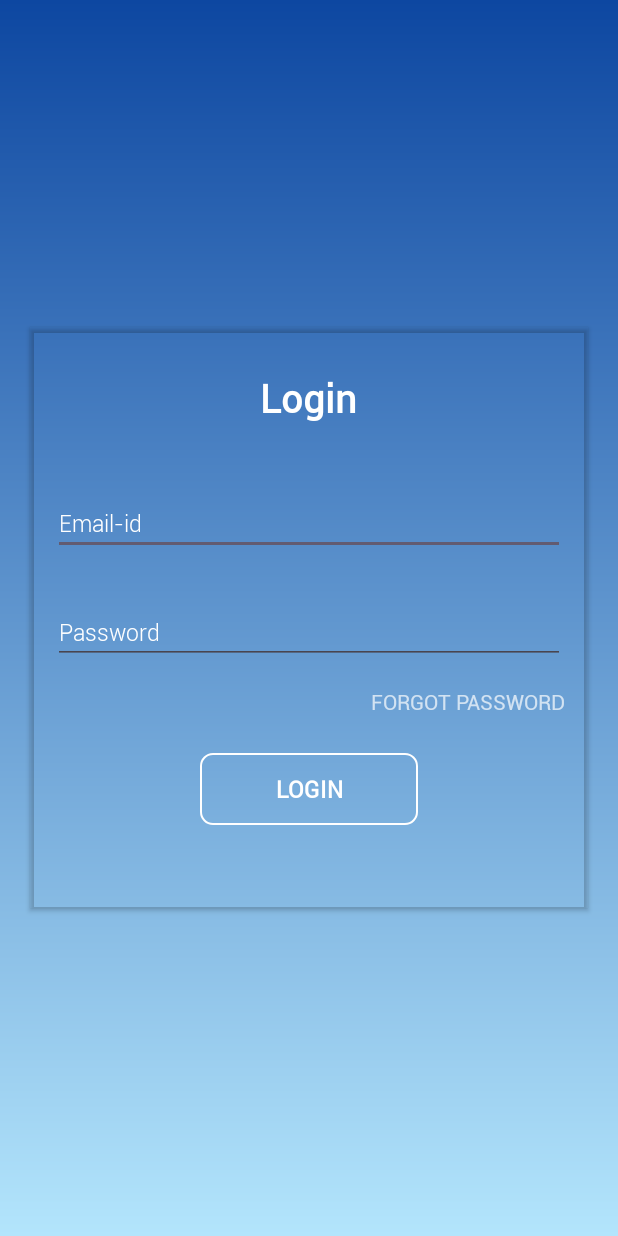
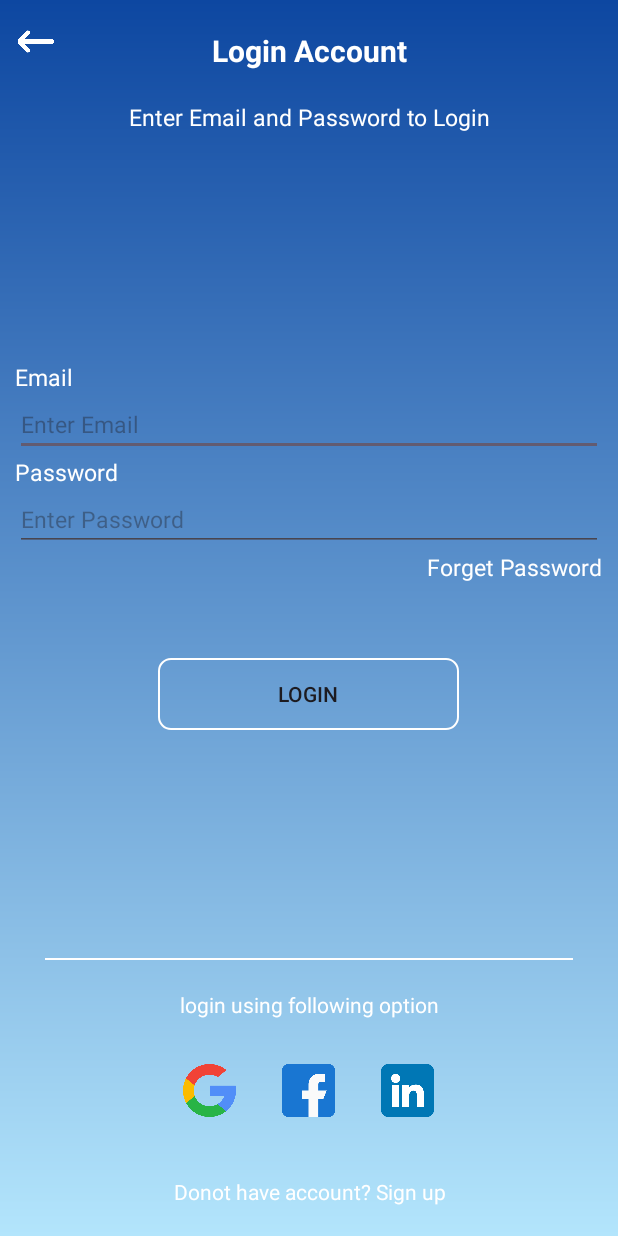
Before and after one commit to AkashKarkhal/mykoonba2, an Android app: the Loginpage screen opened directly, with no data from a screen before it, on a phone screen of 412 x 824 dp. Run offline under Robolectric (Android 15) with nearby library versions, the phone set to English and light mode, and no system bars.

Commit message:
login page and forgot password dsign created

```diff
--- a/app/src/main/AndroidManifest.xml
+++ b/app/src/main/AndroidManifest.xml
@@ -14,6 +14,9 @@
         android:supportsRtl="true"
         android:theme="@style/Theme.MyKoonba"
         tools:targetApi="31">
+        <activity
+            android:name=".ForgotPasswordActivity"
+            android:exported="false" />
         <activity
             android:name=".LoginSignupActivity"
             android:exported="false" />
--- a/app/src/main/java/com/example/mykoonba/Loginpage.java
+++ b/app/src/main/java/com/example/mykoonba/Loginpage.java
@@ -5,19 +5,25 @@ import androidx.appcompat.widget.AppCompatButton;
 
 import android.content.Intent;
 import android.os.Bundle;
+import android.view.TextureView;
 import android.view.View;
+import android.widget.TextView;
 
 public class Loginpage extends AppCompatActivity {
 
-    AppCompatButton loginbtn;
+    AppCompatButton loginbtn,back;
+    TextView forgot,signup;
+
 
     @Override
     protected void onCreate(Bundle savedInstanceState) {
         super.onCreate(savedInstanceState);
         setContentView(R.layout.activity_loginpage);
 
-        loginbtn = findViewById(R.id.Loginbtn);
-
+        loginbtn = findViewById(R.id.loginBtn);
+        forgot=findViewById(R.id.forgotpassword);
+        signup=findViewById(R.id.textView4);
+        back=findViewById(R.id.backloginbtn);
         loginbtn.setOnClickListener(new View.OnClickListener() {
             @Override
             public void onClick(View view) {
@@ -28,5 +34,27 @@ public class Loginpage extends AppCompatActivity {
 
             }
         });
+
+        signup.setOnClickListener(new View.OnClickListener() {
+            @Override
+            public void onClick(View view) {
+                startActivity(new Intent(getApplicationContext(), Signin.class));
+                finish();
+            }
+        });
+        back.setOnClickListener(new View.OnClickListener() {
+            @Override
+            public void onClick(View view) {
+                finish();
+            }
+        });
+
+        forgot.setOnClickListener(new View.OnClickListener() {
+            @Override
+            public void onClick(View view) {
+                startActivity(new Intent(getApplicationContext(),ForgotPasswordActivity.class));
+                finish();
+            }
+        });
     }
 }
--- a/app/src/main/res/layout/activity_loginpage.xml
+++ b/app/src/main/res/layout/activity_loginpage.xml
@@ -1,5 +1,5 @@
 <?xml version="1.0" encoding="utf-8"?>
-<RelativeLayout
+<androidx.constraintlayout.widget.ConstraintLayout
     xmlns:android="http://schemas.android.com/apk/res/android"
     xmlns:tools="http://schemas.android.com/tools"
     xmlns:app="http://schemas.android.com/apk/res-auto"
@@ -7,103 +7,200 @@
     android:layout_height="match_parent"
     android:background="@drawable/background"
     android:orientation="vertical"
-    android:gravity="center_vertical"
-    tools:context=".Signin">
+    tools:context=".Loginpage">
+
+    <TextView
+        android:id="@+id/textView5"
+        android:layout_width="match_parent"
+        android:layout_height="wrap_content"
+        android:gravity="center_horizontal"
+        android:padding="20dp"
+        android:text="Login Account"
+        android:textColor="@color/white"
+        android:textSize="20sp"
+        android:textStyle="bold"
+        app:layout_constraintTop_toTopOf="parent" />
+
+    <TextView
+        android:id="@+id/textView3"
+        android:layout_width="match_parent"
+        android:layout_height="wrap_content"
+        android:gravity="center_horizontal"
+        android:text="Enter Email and Password to Login"
+        android:textColor="@color/white"
+        android:textSize="15sp"
+        app:layout_constraintTop_toBottomOf="@+id/textView5" />
+
+    <LinearLayout
+        android:layout_width="match_parent"
+        android:layout_height="wrap_content"
+        android:layout_marginVertical="30dp"
+        android:orientation="vertical"
+        android:paddingHorizontal="10dp"
+        app:layout_constraintBottom_toTopOf="@+id/textView6"
+        app:layout_constraintTop_toBottomOf="@+id/textView3">
 
 
-    <androidx.cardview.widget.CardView
-        android:layout_width="match_parent"
-        android:layout_height="wrap_content"
-        android:layout_marginHorizontal="20dp"
-        android:backgroundTint="#00FFFFFF"
-        android:outlineProvider="background">
         <LinearLayout
             android:layout_width="match_parent"
-            android:layout_height="match_parent"
-            android:orientation="vertical"
-            android:paddingBottom="30dp">
-            <TextView
-                android:layout_width="wrap_content"
-                android:layout_height="wrap_content"
-                android:text="Login"
-                android:textColor="@color/white"
-                android:fontFamily="@font/regular"
-                android:textSize="25sp"
-                android:textStyle="bold"
-                android:layout_gravity="center_horizontal"
-                android:layout_margin="30dp"/>
-
-            <EditText
-                android:layout_width="match_parent"
-                android:layout_height="wrap_content"
-                android:hint="Email-id"
-                android:textColorHint="@color/white"
-                android:layout_margin="15dp"
-                android:textColor="@color/white"
-                android:textSize="15sp"
-                android:fontFamily="@font/light"
-
-                android:inputType="textEmailAddress"/>
-
-            <EditText
-                android:layout_width="match_parent"
-                android:layout_height="wrap_content"
-                android:hint="Password"
-                android:textSize="15sp"
-                android:textColorHint="@color/white"
-                android:textColor="@color/white"
-                android:layout_margin="15dp"
-                android:inputType="textPassword"
-                android:fontFamily="@font/light"/>
+            android:layout_height="wrap_content"
+            android:orientation="vertical">
 
 
             <TextView
                 android:layout_width="match_parent"
                 android:layout_height="wrap_content"
-                android:gravity="end"
-                android:text="FORGOT PASSWORD"
-                android:layout_marginEnd="15dp"
-                android:fontFamily="@font/regular"
-                android:textColor="#B2FFFFFF" />
+                android:text="Email"
+                android:textColor="@color/white"
+                android:textSize="15sp" />
 
-            <RelativeLayout
+            <EditText
                 android:layout_width="match_parent"
-                android:layout_height="wrap_content">
-
-                <androidx.appcompat.widget.AppCompatButton
-                    android:layout_width="wrap_content"
-                    android:layout_height="wrap_content"
-                    android:layout_centerInParent="true"
-                    android:layout_marginTop="50dp"
-                    android:background="@drawable/btn_background"
-                    android:fontFamily="@font/regular"
-                    android:paddingHorizontal="50dp"
-                    android:text="Login"
-                    android:textColor="@color/white"
-                    android:textSize="15sp"
-                    android:textStyle="bold"
-                    android:id="@+id/Loginbtn"/>
-
-
-            </RelativeLayout>
-
-
-
-
+                android:layout_height="wrap_content"
+                android:hint="Enter Email"
+                android:inputType="textEmailAddress"
+                android:textSize="15sp" />
 
 
         </LinearLayout>
 
+        <LinearLayout
+            android:layout_width="match_parent"
+            android:layout_height="wrap_content"
+            android:orientation="vertical">
 
 
+            <TextView
+                android:layout_width="match_parent"
+                android:layout_height="wrap_content"
+                android:text="Password"
+                android:textColor="@color/white"
+                android:textSize="15sp" />
+
+            <EditText
+                android:layout_width="match_parent"
+                android:layout_height="wrap_content"
+                android:hint="Enter Password"
+                android:inputType="textPassword"
+                android:textSize="15sp" />
 
 
-</androidx.cardview.widget.CardView>
+        </LinearLayout>
+
+        <LinearLayout
+            android:layout_width="match_parent"
+            android:layout_height="wrap_content"
+            android:orientation="vertical">
 
 
+            <TextView
+                android:id="@+id/forgotpassword"
+                android:layout_width="wrap_content"
+                android:layout_height="wrap_content"
+                android:layout_gravity="end"
+                android:text="Forget Password"
+                android:textColor="@color/white"
+                android:textSize="15sp" />
+
+        </LinearLayout>
+
+        <RelativeLayout
+            android:layout_width="match_parent"
+            android:layout_height="wrap_content"
+            android:layout_marginTop="50dp">
+
+            <androidx.appcompat.widget.AppCompatButton
+                android:id="@+id/loginBtn"
+                android:layout_width="wrap_content"
+                android:layout_height="wrap_content"
+                android:layout_centerInParent="true"
+                android:background="@drawable/btn_background"
+                android:paddingHorizontal="80dp"
+                android:text="login" />
+        </RelativeLayout>
+
+    </LinearLayout>
+
+    <TextView
+        android:id="@+id/textView6"
+        android:layout_width="match_parent"
+        android:layout_height="1dp"
+        android:layout_marginHorizontal="30dp"
+        android:background="@color/white"
+        app:layout_constraintBottom_toTopOf="@+id/linearLayout7"
+        tools:layout_editor_absoluteX="30dp" />
+
+    <LinearLayout
+        android:id="@+id/linearLayout7"
+        android:layout_width="match_parent"
+        android:layout_height="wrap_content"
+        android:orientation="vertical"
+        android:layout_marginVertical="30dp"
+        app:layout_constraintBottom_toTopOf="@+id/textView4">
+
+        <TextView
+            android:layout_width="match_parent"
+            android:layout_height="wrap_content"
+            android:layout_marginVertical="20dp"
+            android:gravity="center"
+            android:text="login using following option"
+            android:textColor="@color/white" />
+
+        <RelativeLayout
+            android:layout_width="match_parent"
+            android:layout_height="wrap_content"
+            android:layout_marginVertical="10dp">
+
+            <LinearLayout
+                android:layout_width="wrap_content"
+                android:layout_height="wrap_content"
+                android:layout_centerInParent="true">
+
+                <androidx.appcompat.widget.AppCompatButton
+                    android:layout_width="35dp"
+                    android:layout_height="35dp"
+                    android:layout_marginHorizontal="15dp"
+                    android:background="@drawable/search" />
+
+                <androidx.appcompat.widget.AppCompatButton
+                    android:layout_width="35dp"
+                    android:layout_height="35dp"
+                    android:layout_marginHorizontal="15dp"
+                    android:background="@drawable/facebook" />
+
+                <androidx.appcompat.widget.AppCompatButton
+                    android:layout_width="35dp"
+                    android:layout_height="35dp"
+                    android:layout_marginHorizontal="15dp"
+                    android:background="@drawable/linkedin" />
+            </LinearLayout>
+
+        </RelativeLayout>
+
+    </LinearLayout>
+
+    <TextView
+        android:id="@+id/textView4"
+        android:layout_width="match_parent"
+        android:layout_height="wrap_content"
+        android:gravity="center"
+        android:layout_marginBottom="20dp"
+        android:text="Donot have account? Sign up"
+        android:textColor="@color/white"
+        app:layout_constraintBottom_toBottomOf="parent"
+        app:layout_constraintEnd_toEndOf="parent"
+        app:layout_constraintStart_toStartOf="parent" />
 
 
+    <androidx.appcompat.widget.AppCompatButton
+        android:id="@+id/backloginbtn"
+        android:layout_width="35dp"
+        android:layout_height="35dp"
+        android:layout_marginStart="5dp"
+        android:layout_marginTop="10dp"
+        android:background="@drawable/backward"
+        android:backgroundTint="@color/white"
+        app:layout_constraintStart_toStartOf="parent"
+        app:layout_constraintTop_toTopOf="parent" />
 
-
-
-</RelativeLayout>
+</androidx.constraintlayout.widget.ConstraintLayout>
--- a/app/src/main/res/layout/activity_onboardingpage.xml
+++ b/app/src/main/res/layout/activity_onboardingpage.xml
@@ -28,12 +28,12 @@
 
     <TextView
         android:id="@+id/onboardnext"
-        android:layout_width="match_parent"
+        android:layout_width="wrap_content"
         android:layout_height="wrap_content"
-        android:layout_marginHorizontal="50dp"
         android:background="@drawable/buttonbackground"
         android:gravity="center"
-        android:paddingVertical="10dp"
+        android:paddingVertical="5dp"
+        android:paddingHorizontal="30dp"
         android:text="Next"
         android:textColor="@color/white"
         android:textSize="25sp"
```
Also changed, not shown: app/src/main/java/com/example/mykoonba/ForgotPasswordActivity.java (added, +33 -0 lines), app/src/main/res/layout/activity_forgot_password.xml (added, +99 -0 lines).
